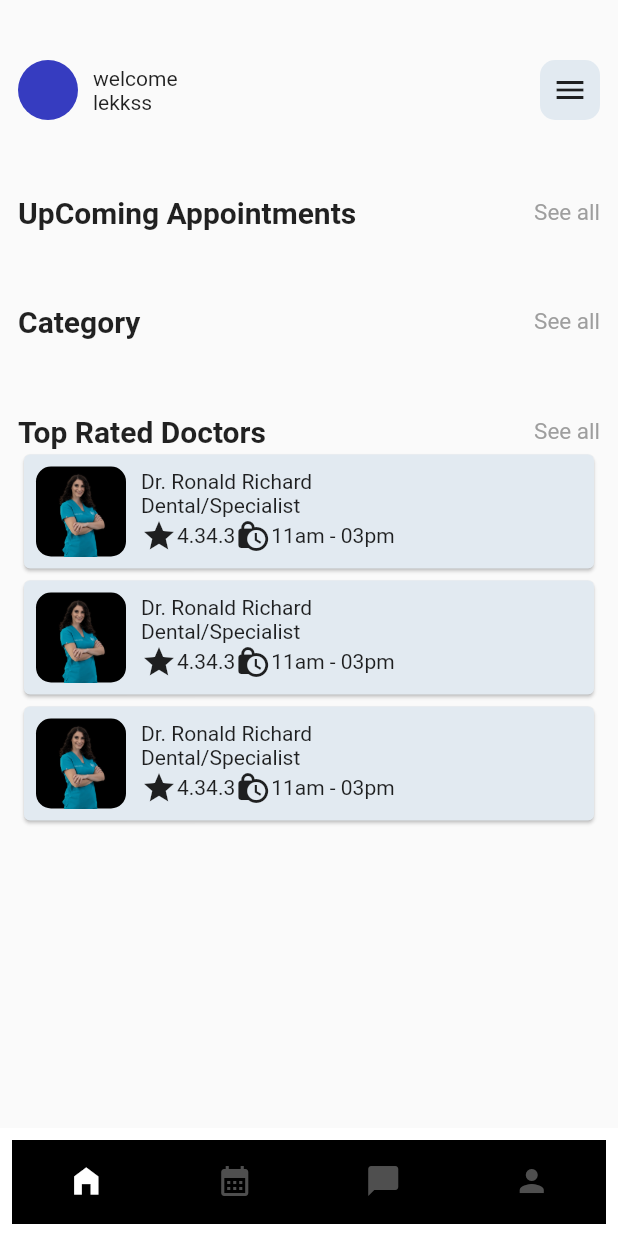
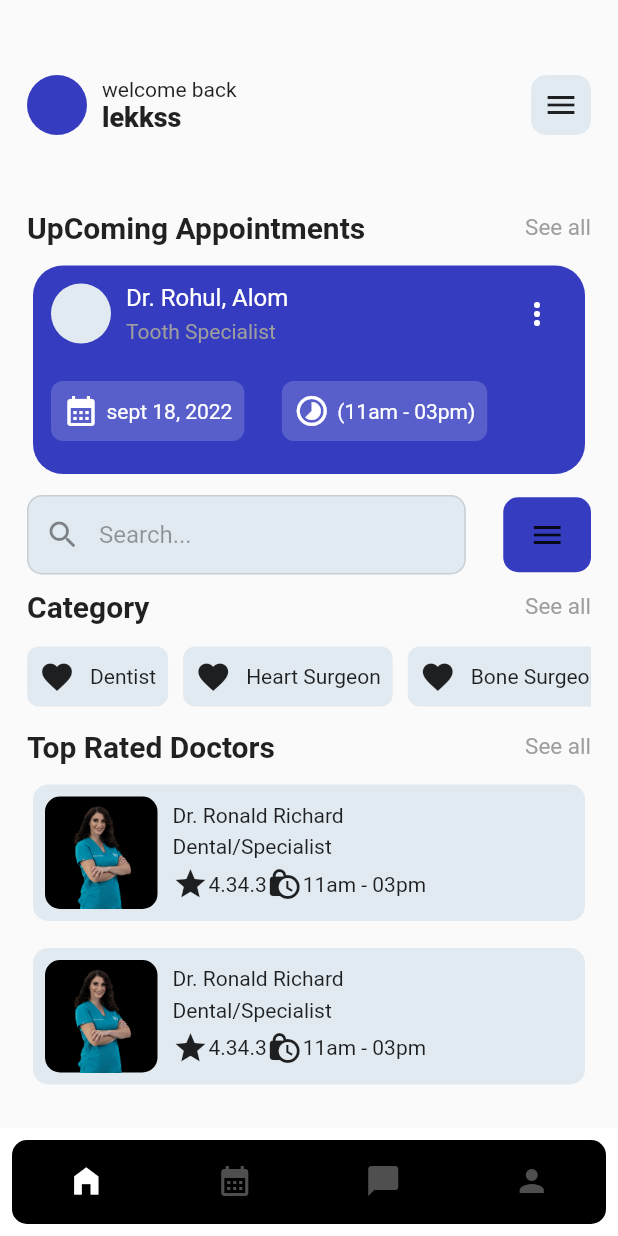
Before and after one commit to lekkss/koraplay, a Flutter app: the MainPage screen opened by its route, on a phone screen of 412 x 824 dp. Run offline on Flutter 3.47's test engine with Material 2 defaults, Android fonts, the phone set to English and light mode, and no system bars.

Commit message:
home page

```diff
--- a/lib/main.dart
+++ b/lib/main.dart
@@ -1,4 +1,5 @@
 import 'package:flutter/material.dart';
+import 'package:koraplay/models/category_model.dart';
 import 'package:koraplay/models/onboard_model.dart';
 import 'package:koraplay/ui/pages/main_page.dart';
 import 'package:koraplay/ui/pages/welcome_page.dart';
@@ -16,6 +17,7 @@ class MyApp extends StatelessWidget {
     return MultiProvider(
       providers: [
         ChangeNotifierProvider(create: (ctx) => OnboardItemsModel()),
+        ChangeNotifierProvider(create: (ctx) => CategoryModal()),
       ],
       child: MaterialApp(
           debugShowCheckedModeBanner: false,
--- /dev/null
+++ b/lib/models/category_model.dart
@@ -0,0 +1,35 @@
+import 'package:flutter/material.dart';
+
+class Category {
+  final String id;
+  final IconData icon;
+  final String title;
+
+  Category({
+    required this.id,
+    required this.title,
+    required this.icon,
+  });
+}
+
+class CategoryModal with ChangeNotifier {
+  final List<Category> _items = [
+    Category(
+      icon: (Icons.favorite),
+      id: "01",
+      title: "Dentist",
+    ),
+    Category(
+      icon: (Icons.favorite),
+      id: "02",
+      title: "Heart Surgeon",
+    ),
+    Category(
+      icon: (Icons.favorite),
+      id: "03",
+      title: "Bone Surgeon",
+    ),
+  ];
+
+  List<Category> get items => _items;
+}
--- a/lib/ui/pages/main_page.dart
+++ b/lib/ui/pages/main_page.dart
@@ -33,10 +33,8 @@ class _MainPageState extends State<MainPage> {
       body: pages[currentIndex],
       bottomNavigationBar: Padding(
         padding: const EdgeInsets.all(8.0),
-        child: Container(
-          decoration: BoxDecoration(
-            borderRadius: BorderRadius.circular(20),
-          ),
+        child: ClipRRect(
+          borderRadius: BorderRadius.circular(10),
           child: BottomNavigationBar(
             unselectedFontSize: 0,
             selectedFontSize: 0,
--- a/lib/ui/pages/navpages/home_page.dart
+++ b/lib/ui/pages/navpages/home_page.dart
@@ -1,8 +1,11 @@
 import 'package:flutter/material.dart';
 import 'package:koraplay/ui/shared/app_colors.dart';
 import 'package:koraplay/ui/shared/ui_helpers.dart';
+import 'package:koraplay/ui/widget/category_list.dart';
 import 'package:koraplay/ui/widget/doctor_card.dart';
 import 'package:koraplay/ui/widget/header.dart';
+import 'package:koraplay/ui/widget/input.dart';
+import 'package:koraplay/ui/widget/upcoming_card.dart';
 
 class HomePage extends StatelessWidget {
   HomePage({Key? key}) : super(key: key);
@@ -11,8 +14,10 @@ class HomePage extends StatelessWidget {
   @override
   Widget build(BuildContext context) {
     return Scaffold(
-      body: Padding(
-        padding: const EdgeInsets.symmetric(horizontal: 12, vertical: 40),
+      body: SingleChildScrollView(
+        child: Padding(
+          padding:
+              const EdgeInsets.only(left: 18, right: 18, bottom: 20, top: 50),
           child: Column(
             children: [
               Row(
@@ -27,8 +32,12 @@ class HomePage extends StatelessWidget {
                       Column(
                         crossAxisAlignment: CrossAxisAlignment.start,
                         children: const [
-                        Text("welcome"),
-                        Text("lekkss"),
+                          Text("welcome back"),
+                          Text(
+                            "lekkss",
+                            style: TextStyle(
+                                fontSize: 18, fontWeight: FontWeight.w800),
+                          ),
                         ],
                       )
                     ],
@@ -46,23 +55,92 @@ class HomePage extends StatelessWidget {
               ),
               verticalSpaceLarge,
               const Header(text: "UpComing Appointments"),
-            verticalSpaceLarge,
+              verticalSpaceSmall,
+              const UncomingCard(),
+              verticalSpaceSmall,
+              Row(
+                children: [
+                  const Expanded(
+                      flex: 5,
+                      child: Input(
+                        hintText: "Search...",
+                        borderRadius: 10,
+                        filled: true,
+                        fillColor: secondaryColor,
+                        prefixIcon: Icon(Icons.search_rounded),
+                      )),
+                  horizontalSpaceMedium,
+                  Expanded(
+                    child: Container(
+                      height: 50,
+                      width: 50,
+                      decoration: BoxDecoration(
+                          borderRadius: BorderRadius.circular(10),
+                          color: primaryColor),
+                      child: const Padding(
+                        padding: EdgeInsets.all(8.0),
+                        child: Icon(Icons.menu),
+                      ),
+                    ),
+                  )
+                ],
+              ),
+              verticalSpaceSmall,
               const Header(text: "Category"),
-            verticalSpaceLarge,
+              verticalSpaceSmall,
+              const CategoryList(),
+              verticalSpaceSmall,
               const Header(text: "Top Rated Doctors"),
-            DoctorCard(),
-            Container(
-              height: 200,
+              verticalSpaceSmall,
+              SizedBox(
+                height: 220,
+                child: MediaQuery.removePadding(
+                  removeTop: true,
+                  removeBottom: true,
+                  context: context,
                   child: ListView.builder(
                       itemCount: items.length,
                       itemBuilder: (BuildContext context, int index) {
-                    return Dismissible(
-                        background: Icon(Icons.message),
+                        return Padding(
+                          padding: const EdgeInsets.only(bottom: 10.0),
+                          child: Dismissible(
+                              background: Container(
+                                color: Colors.blue,
+                                child: Padding(
+                                  padding: const EdgeInsets.all(15),
+                                  child: Row(
+                                    children: const [
+                                      Icon(Icons.favorite, color: Colors.white),
+                                      Text('Move to favorites',
+                                          style:
+                                              TextStyle(color: Colors.white)),
+                                    ],
+                                  ),
+                                ),
+                              ),
+                              secondaryBackground: Container(
+                                decoration: BoxDecoration(
+                                    color: primaryColor,
+                                    borderRadius: BorderRadius.circular(10)),
+                                child: Padding(
+                                  padding: const EdgeInsets.all(15),
+                                  child: Row(
+                                    mainAxisAlignment: MainAxisAlignment.end,
+                                    children: const [
+                                      Icon(Icons.message_sharp,
+                                          color: Colors.white),
+                                    ],
+                                  ),
+                                ),
+                              ),
                               key: ValueKey<int>(items[index]),
-                        child: const DoctorCard());
+                              child: const DoctorCard()),
+                        );
                       }),
+                ),
               )
             ],
+          ),
         ),
       ),
     );
--- /dev/null
+++ b/lib/ui/widget/category_list.dart
@@ -0,0 +1,42 @@
+import 'package:flutter/material.dart';
+import 'package:koraplay/models/category_model.dart';
+import 'package:koraplay/ui/shared/app_colors.dart';
+import 'package:koraplay/ui/shared/ui_helpers.dart';
+import 'package:provider/provider.dart';
+
+class CategoryList extends StatelessWidget {
+  const CategoryList({Key? key}) : super(key: key);
+
+  @override
+  Widget build(BuildContext context) {
+    final categoryData = Provider.of<CategoryModal>(context, listen: false);
+    return SizedBox(
+      height: 50,
+      child: ListView.builder(
+          scrollDirection: Axis.horizontal,
+          itemCount: categoryData.items.length,
+          itemBuilder: (BuildContext context, int index) {
+            return Row(
+              children: [
+                Container(
+                  decoration: BoxDecoration(
+                      color: secondaryColor,
+                      borderRadius: BorderRadius.circular(8)),
+                  child: Padding(
+                    padding: const EdgeInsets.all(8.0),
+                    child: Row(
+                      children: [
+                        Icon(categoryData.items[index].icon),
+                        horizontalSpaceSmall,
+                        Text(categoryData.items[index].title)
+                      ],
+                    ),
+                  ),
+                ),
+                horizontalSpaceSmall
+              ],
+            );
+          }),
+    );
+  }
+}
--- a/lib/ui/widget/doctor_card.dart
+++ b/lib/ui/widget/doctor_card.dart
@@ -1,4 +1,3 @@
-import 'package:flutter/cupertino.dart';
 import 'package:flutter/material.dart';
 import 'package:koraplay/ui/shared/app_colors.dart';
 import 'package:koraplay/ui/shared/ui_helpers.dart';
@@ -9,6 +8,8 @@ class DoctorCard extends StatelessWidget {
   @override
   Widget build(BuildContext context) {
     return Card(
+      elevation: 0,
+      shape: RoundedRectangleBorder(borderRadius: BorderRadius.circular(10)),
       color: secondaryColor,
       child: Padding(
         padding: const EdgeInsets.all(8.0),
@@ -17,8 +18,8 @@ class DoctorCard extends StatelessWidget {
             Container(
               decoration: BoxDecoration(
                   color: Colors.black, borderRadius: BorderRadius.circular(10)),
-              height: 60,
-              width: 60,
+              height: 75,
+              width: 75,
               child: Image.asset("img/one.png"),
             ),
             horizontalSpaceSmall,
@@ -26,7 +27,9 @@ class DoctorCard extends StatelessWidget {
               crossAxisAlignment: CrossAxisAlignment.start,
               children: [
                 const Text("Dr. Ronald Richard"),
+                verticalSpaceTiny,
                 const Text("Dental/Specialist"),
+                verticalSpaceTiny,
                 Row(
                   children: const [
                     Icon(Icons.star),
--- /dev/null
+++ b/lib/ui/widget/input.dart
@@ -0,0 +1,160 @@
+import 'package:flutter/material.dart';
+import '../shared/app_colors.dart';
+
+class Input extends StatelessWidget {
+  final Widget? prefixIcon;
+  final Widget? suffixIcon;
+  final String? initialValue;
+  final TextInputType inputType;
+  final TextEditingController? textController;
+  final String? label;
+  final String? hintText;
+  final bool obscureText;
+  final bool enabled;
+  final bool readOnly;
+  final bool fullBorder;
+  final bool filled;
+  final int? maxLines;
+  final int minLines;
+  final TextInputAction keyboardAction;
+  final FocusNode? focusNode;
+  final String? Function(String?)? validator;
+  final void Function(String?)? onSaved;
+  final void Function()? onTap;
+  final void Function(String?)? onChanged;
+  final void Function(String?)? onFieldSubmitted;
+  final void Function()? onEditComplete;
+  final Color borderColor,
+      enabledBorderColor,
+      errorBorderColor,
+      labelColor,
+      textColor,
+      fillColor,
+      errorTextColor,
+      hintTextColor;
+  final bool showLabel;
+  final TextStyle? textStyle;
+  final TextAlign textAlign;
+  final double borderRadius;
+
+  const Input({
+    Key? key,
+    this.label,
+    required this.hintText,
+    this.initialValue,
+    this.textController,
+    this.inputType = TextInputType.text,
+    this.prefixIcon,
+    this.suffixIcon,
+    this.obscureText = false,
+    this.enabled = true,
+    this.readOnly = false,
+    this.filled = false,
+    this.fullBorder = true,
+    this.maxLines,
+    this.minLines = 1,
+    this.keyboardAction = TextInputAction.next,
+    this.focusNode,
+    this.validator,
+    this.onSaved,
+    this.onTap,
+    this.onChanged,
+    this.onFieldSubmitted,
+    this.onEditComplete,
+    this.borderColor = primaryColor,
+    this.enabledBorderColor = Colors.black12,
+    this.errorBorderColor = Colors.red,
+    this.labelColor = Colors.black,
+    this.textColor = Colors.black,
+    this.hintTextColor = Colors.black38,
+    this.errorTextColor = Colors.red,
+    this.fillColor = inputFillColor,
+    this.showLabel = true,
+    this.textStyle,
+    this.textAlign = TextAlign.start,
+    this.borderRadius = 6,
+  }) : super(key: key);
+
+  @override
+  Widget build(BuildContext context) {
+    return TextFormField(
+      initialValue: initialValue,
+      textAlign: textAlign,
+      decoration: InputDecoration(
+        contentPadding: !fullBorder
+            ? null
+            : const EdgeInsets.symmetric(horizontal: 20, vertical: 17),
+        prefixIcon: prefixIcon,
+        suffixIcon: suffixIcon,
+        labelText: showLabel ? label : null,
+        labelStyle: TextStyle(
+          color: labelColor,
+          fontSize: 18,
+        ),
+        floatingLabelBehavior: FloatingLabelBehavior.always,
+        border: fullBorder
+            ? OutlineInputBorder(
+                borderRadius: BorderRadius.circular(borderRadius),
+              )
+            : const UnderlineInputBorder(),
+        focusedBorder: fullBorder
+            ? OutlineInputBorder(
+                borderSide: const BorderSide(color: primaryColor),
+                borderRadius: BorderRadius.circular(borderRadius),
+              )
+            : const UnderlineInputBorder(
+                borderSide: BorderSide(color: primaryColor),
+              ),
+        errorBorder: fullBorder
+            ? OutlineInputBorder(
+                borderSide: BorderSide(
+                  color: errorBorderColor,
+                  width: 1.0,
+                ),
+              )
+            : UnderlineInputBorder(
+                borderSide: BorderSide(
+                  color: errorBorderColor,
+                  width: 1.0,
+                ),
+              ),
+        enabledBorder: fullBorder
+            ? OutlineInputBorder(
+                borderSide: const BorderSide(color: Colors.black12),
+                borderRadius: BorderRadius.circular(borderRadius),
+              )
+            : const UnderlineInputBorder(
+                borderSide: BorderSide(
+                  color: Colors.black12,
+                ),
+              ),
+        filled: filled,
+        hintStyle: TextStyle(
+          color: hintTextColor,
+        ),
+        hintText: hintText,
+        fillColor: fillColor,
+        errorStyle: TextStyle(
+          color: errorTextColor,
+          fontSize: 14,
+        ),
+      ),
+      style: textStyle ?? TextStyle(color: textColor),
+      enabled: enabled,
+      obscureText: obscureText,
+      readOnly: readOnly,
+      keyboardType: minLines > 1 ? TextInputType.multiline : inputType,
+      textInputAction: keyboardAction,
+      validator: validator,
+      onSaved: onSaved,
+      focusNode: focusNode,
+      onTap: onTap,
+      onChanged: onChanged,
+      onFieldSubmitted: onFieldSubmitted,
+      controller: textController,
+      onEditingComplete: onEditComplete,
+      maxLines: obscureText ? 1 : maxLines,
+      minLines: minLines,
+    );
+  }
+}
--- /dev/null
+++ b/lib/ui/widget/upcoming_card.dart
@@ -0,0 +1,116 @@
+import 'package:flutter/material.dart';
+import 'package:koraplay/ui/shared/app_colors.dart';
+import 'package:koraplay/ui/shared/ui_helpers.dart';
+
+class UncomingCard extends StatelessWidget {
+  const UncomingCard({Key? key}) : super(key: key);
+
+  @override
+  Widget build(BuildContext context) {
+    return Card(
+      elevation: 0,
+      color: primaryColor,
+      shape: RoundedRectangleBorder(
+        borderRadius: BorderRadius.circular(20),
+      ),
+      child: Padding(
+        padding: const EdgeInsets.all(12.0),
+        child: Column(
+          children: [
+            Row(
+              mainAxisAlignment: MainAxisAlignment.spaceBetween,
+              children: [
+                Row(
+                  children: [
+                    const CircleAvatar(
+                      backgroundColor: secondaryColor,
+                    ),
+                    horizontalSpaceSmall,
+                    Column(
+                      crossAxisAlignment: CrossAxisAlignment.start,
+                      children: const [
+                        Text(
+                          "Dr. Rohul, Alom",
+                          style: TextStyle(color: Colors.white, fontSize: 16),
+                        ),
+                        verticalSpaceTiny,
+                        Text(
+                          "Tooth Specialist",
+                          style: TextStyle(
+                            color: Colors.grey,
+                          ),
+                        ),
+                      ],
+                    ),
+                  ],
+                ),
+                const Padding(
+                  padding: EdgeInsets.all(8.0),
+                  child: Icon(
+                    Icons.more_vert,
+                    color: Colors.white,
+                  ),
+                )
+              ],
+            ),
+            verticalSpaceMedium,
+            Row(
+              children: [
+                Container(
+                  decoration: BoxDecoration(
+                    color: secondaryColor.withOpacity(0.2),
+                    borderRadius: BorderRadius.circular(8),
+                  ),
+                  child: Padding(
+                    padding: const EdgeInsets.all(8.0),
+                    child: Row(
+                      children: const [
+                        Icon(
+                          Icons.calendar_month,
+                          color: Colors.white,
+                        ),
+                        horizontalSpaceTiny,
+                        Text(
+                          "sept 18, 2022",
+                          style: TextStyle(
+                            color: Colors.white,
+                          ),
+                        )
+                      ],
+                    ),
+                  ),
+                ),
+                horizontalSpaceMedium,
+                Container(
+                  decoration: BoxDecoration(
+                    color: secondaryColor.withOpacity(0.2),
+                    borderRadius: BorderRadius.circular(8),
+                  ),
+                  child: Padding(
+                    padding: const EdgeInsets.all(8.0),
+                    child: Row(
+                      children: const [
+                        Icon(
+                          Icons.timelapse_outlined,
+                          color: Colors.white,
+                        ),
+                        horizontalSpaceTiny,
+                        Text(
+                          "(11am - 03pm)",
+                          style: TextStyle(
+                            color: Colors.white,
+                          ),
+                        ),
+                      ],
+                    ),
+                  ),
+                ),
+              ],
+            ),
+            verticalSpaceSmall
+          ],
+        ),
+      ),
+    );
+  }
+}
```
Lines whose indentation alone changed are shown as unchanged.
